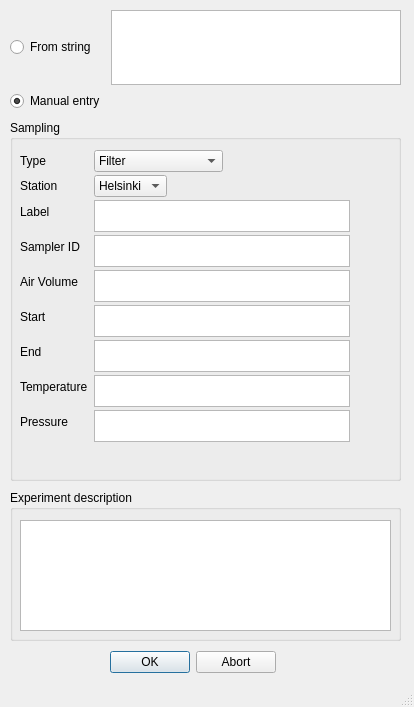
First picture: the form in src/gui/experiment_metadata.ui, repository gfogwill/FrESH, before the edit.
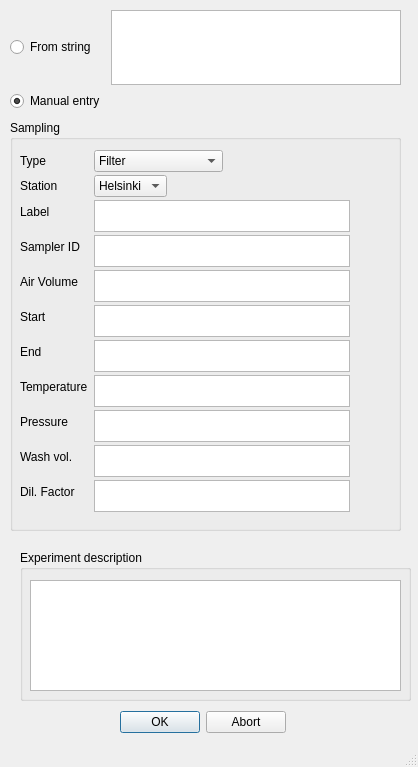
Second picture: the form after the edit.

The edit to the form file:
```diff
--- a/src/gui/experiment_metadata.ui
+++ b/src/gui/experiment_metadata.ui
@@ -6,8 +6,8 @@
    <rect>
     <x>0</x>
     <y>0</y>
-    <width>414</width>
-    <height>707</height>
+    <width>418</width>
+    <height>767</height>
    </rect>
   </property>
   <property name="windowTitle">
@@ -23,7 +23,7 @@
       <x>10</x>
       <y>120</y>
       <width>391</width>
-      <height>361</height>
+      <height>411</height>
      </rect>
     </property>
     <property name="title">
@@ -35,7 +35,7 @@
        <x>10</x>
        <y>30</y>
        <width>371</width>
-       <height>311</height>
+       <height>381</height>
       </rect>
      </property>
      <layout class="QFormLayout" name="formLayout_2">
@@ -267,14 +267,54 @@
         </property>
        </widget>
       </item>
+      <item row="9" column="0">
+       <widget class="QLabel" name="label_8">
+        <property name="text">
+         <string>Wash vol.</string>
+        </property>
+       </widget>
+      </item>
+      <item row="9" column="1">
+       <widget class="QTextEdit" name="textVolWash">
+        <property name="sizePolicy">
+         <sizepolicy hsizetype="Expanding" vsizetype="Expanding">
+          <horstretch>1</horstretch>
+          <verstretch>1</verstretch>
+         </sizepolicy>
+        </property>
+        <property name="maximumSize">
+         <size>
+          <width>16777215</width>
+          <height>32</height>
+         </size>
+        </property>
+       </widget>
+      </item>
+      <item row="10" column="0">
+       <widget class="QLabel" name="label_9">
+        <property name="text">
+         <string>Dil. Factor</string>
+        </property>
+       </widget>
+      </item>
+      <item row="10" column="1">
+       <widget class="QTextEdit" name="textDilFactor">
+        <property name="maximumSize">
+         <size>
+          <width>16777215</width>
+          <height>32</height>
+         </size>
+        </property>
+       </widget>
+      </item>
      </layout>
     </widget>
    </widget>
    <widget class="QDialogButtonBox" name="ConfirmbuttonBox">
     <property name="geometry">
      <rect>
-      <x>110</x>
-      <y>650</y>
+      <x>120</x>
+      <y>710</y>
       <width>166</width>
       <height>25</height>
      </rect>
@@ -337,8 +377,8 @@
    <widget class="QGroupBox" name="groupBox_2">
     <property name="geometry">
      <rect>
-      <x>10</x>
-      <y>490</y>
+      <x>20</x>
+      <y>550</y>
       <width>391</width>
       <height>151</height>
      </rect>
```
